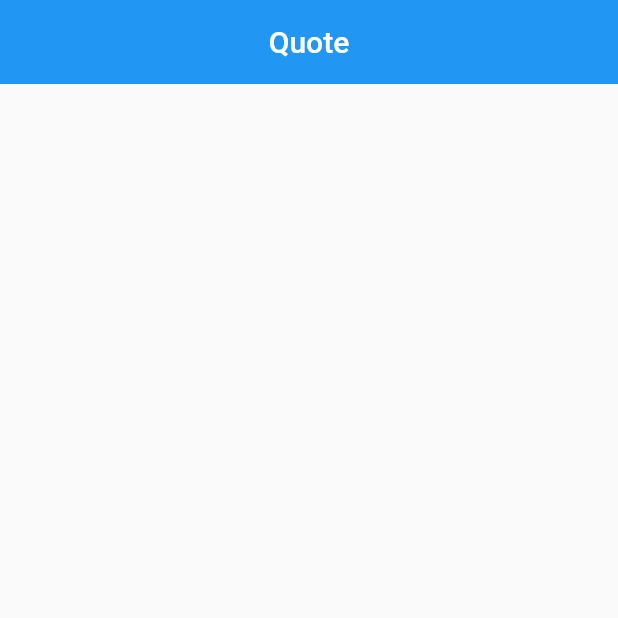
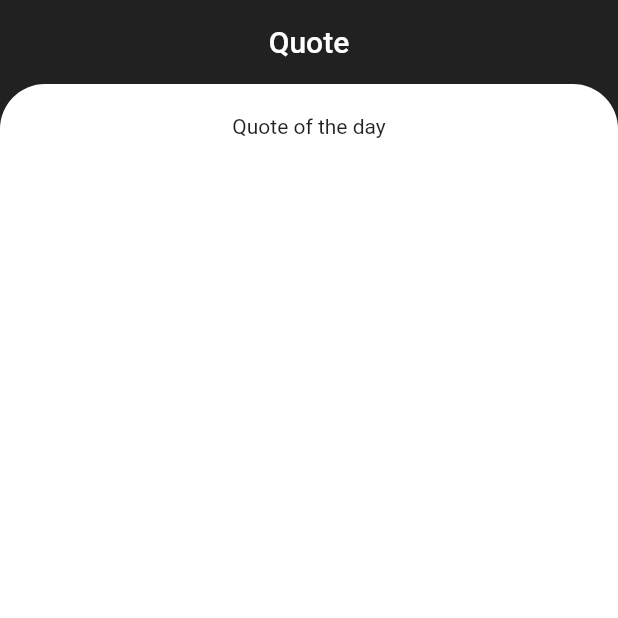
Before and after one commit to maneeshtej/Quote-of-the-day, a Flutter app: the screen it shows after launch, on a phone screen of 412 x 824 dp, the top half of it. Run offline on Flutter 3.47's test engine with Material 2 defaults, Android fonts, the phone set to English and light mode, and no system bars.

Commit message:
1). added new folder : Pages

```diff
--- a/flutter_application_1/lib/main.dart
+++ b/flutter_application_1/lib/main.dart
@@ -1,4 +1,5 @@
 import 'package:flutter/material.dart';
+import 'package:flutter_application_1/pages/home_page.dart';
 
 void main() {
   runApp(const MyApp());
@@ -11,13 +12,7 @@ class MyApp extends StatelessWidget {
   @override
   Widget build(BuildContext context) {
     return MaterialApp(
-      home: Scaffold(
-        appBar: AppBar(
-          title: Text("Quote"),
-          centerTitle: true,
-          elevation: 0,
-        ),
-      ),
+      home: HomePage(),
     );
   }
 }
--- /dev/null
+++ b/flutter_application_1/lib/pages/home_page.dart
@@ -0,0 +1,34 @@
+import 'package:flutter/material.dart';
+import 'package:flutter_application_1/pages/main_card.dart';
+
+class HomePage extends StatelessWidget {
+  const HomePage({
+    super.key,
+  });
+
+  @override
+  Widget build(BuildContext context) {
+    return Scaffold(
+      backgroundColor: Colors.grey.shade900,
+      appBar: AppBar(
+        backgroundColor: Colors.grey.shade900,
+        title: const Text("Quote"),
+        centerTitle: true,
+        elevation: 0,
+      ),
+      body: Container(
+        height: double.infinity,
+        width: double.infinity,
+        padding: EdgeInsets.all(20),
+        decoration: const BoxDecoration(
+          color: Colors.white,
+          borderRadius: BorderRadius.only(
+            topLeft: Radius.circular(30),
+            topRight: Radius.circular(30),
+          ),
+        ),
+        child: MainCard(),
+      ),
+    );
+  }
+}
--- /dev/null
+++ b/flutter_application_1/lib/pages/main_card.dart
@@ -0,0 +1,18 @@
+import 'package:flutter/material.dart';
+
+class MainCard extends StatelessWidget {
+  const MainCard({
+    super.key,
+  });
+
+  @override
+  Widget build(BuildContext context) {
+    return Row(
+      crossAxisAlignment: CrossAxisAlignment.start,
+      mainAxisAlignment: MainAxisAlignment.center,
+      children: [
+        Text("Quote of the day"),
+      ],
+    );
+  }
+}
```
